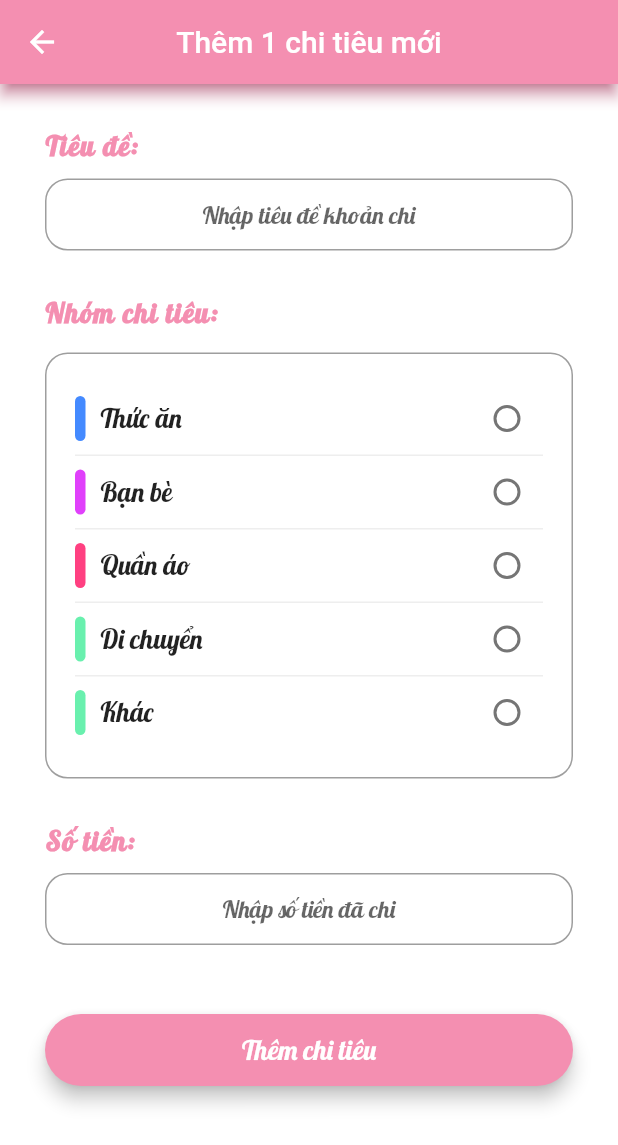
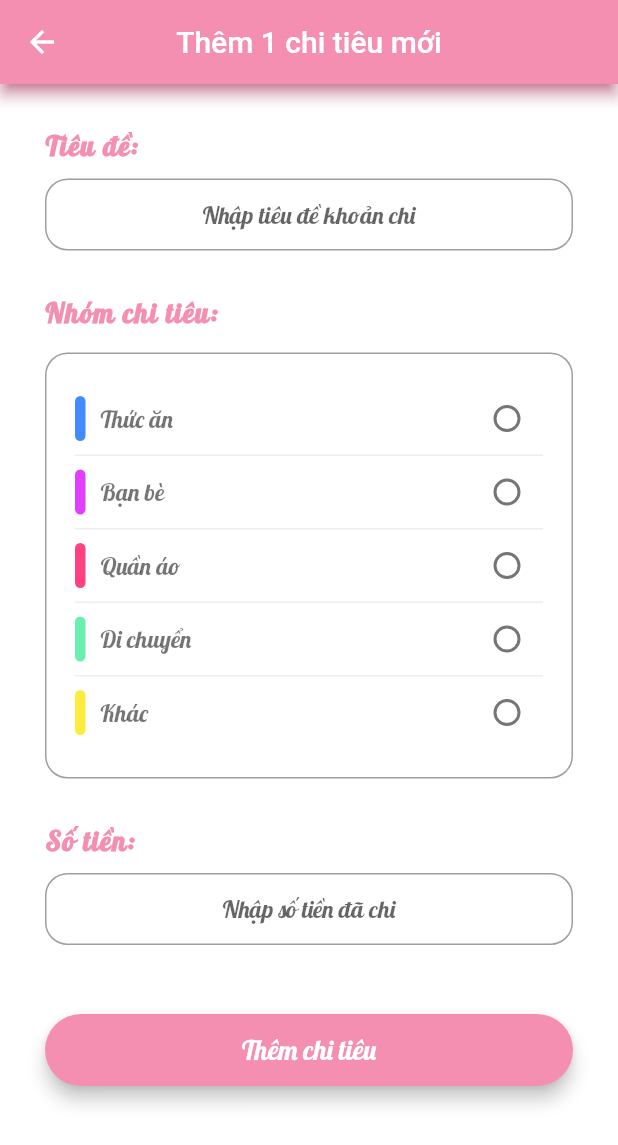
Before and after one commit to leaimy/AppQuanLyChiTieuCaNhan, a Flutter app: the ThemChiTieuPage screen opened directly, on a phone screen of 412 x 824 dp. Shown: the top 1145 px of the screen. Run offline on Flutter 3.47's test engine with Material 2 defaults, Android fonts, the phone set to English and light mode, and no system bars; our stand-ins replace date_time_picker, flutter_calendar_carousel, flutter_local_notifications, font_awesome_flutter, rxdart; network calls fail.

Commit message:
Đồng bộ màu icon 🐱‍🏍🐱‍🏍🐱‍🏍

```diff
--- a/quan_ly_chi_tieu_ca_nhan/lib/screens/chi_tieu/them_chi_tieu_page.dart
+++ b/quan_ly_chi_tieu_ca_nhan/lib/screens/chi_tieu/them_chi_tieu_page.dart
@@ -78,10 +78,7 @@ class ThemChiTieuPage extends StatelessWidget {
                                     SizedBox(width: 10.0),
                                     Text(
                                       'Thức ăn',
-                                      style: TextStyle(
-                                        fontFamily: 'Lobster',
-                                        fontSize: 18.0,
-                                      ),
+                                      style: kNguonThuItemStyle,
                                     ),
                                   ],
                                 ),
@@ -115,10 +112,7 @@ class ThemChiTieuPage extends StatelessWidget {
                                     SizedBox(width: 10.0),
                                     Text(
                                       'Bạn bè',
-                                      style: TextStyle(
-                                        fontFamily: 'Lobster',
-                                        fontSize: 18.0,
-                                      ),
+                                      style: kNguonThuItemStyle,
                                     ),
                                   ],
                                 ),
@@ -152,10 +146,7 @@ class ThemChiTieuPage extends StatelessWidget {
                                     SizedBox(width: 10.0),
                                     Text(
                                       'Quần áo',
-                                      style: TextStyle(
-                                        fontFamily: 'Lobster',
-                                        fontSize: 18.0,
-                                      ),
+                                      style: kNguonThuItemStyle,
                                     ),
                                   ],
                                 ),
@@ -189,10 +180,7 @@ class ThemChiTieuPage extends StatelessWidget {
                                     SizedBox(width: 10.0),
                                     Text(
                                       'Di chuyển',
-                                      style: TextStyle(
-                                        fontFamily: 'Lobster',
-                                        fontSize: 18.0,
-                                      ),
+                                      style: kNguonThuItemStyle,
                                     ),
                                   ],
                                 ),
@@ -218,7 +206,7 @@ class ThemChiTieuPage extends StatelessWidget {
                                       height: 30.0,
                                       width: 7.0,
                                       decoration: BoxDecoration(
-                                        color: Colors.greenAccent,
+                                        color: Colors.yellow,
                                         borderRadius:
                                             BorderRadius.circular(10.0),
                                       ),
@@ -226,10 +214,7 @@ class ThemChiTieuPage extends StatelessWidget {
                                     SizedBox(width: 10.0),
                                     Text(
                                       'Khác',
-                                      style: TextStyle(
-                                        fontFamily: 'Lobster',
-                                        fontSize: 18.0,
-                                      ),
+                                      style: kNguonThuItemStyle,
                                     ),
                                   ],
                                 ),
--- a/quan_ly_chi_tieu_ca_nhan/lib/screens/quan_ly_tien/quan_ly_tien_chi_tiet_page.dart
+++ b/quan_ly_chi_tieu_ca_nhan/lib/screens/quan_ly_tien/quan_ly_tien_chi_tiet_page.dart
@@ -69,7 +69,7 @@ class _QuanLyTienChiTietPageState extends State<QuanLyTienChiTietPage> {
       TransactionItem item = TransactionItem(
         barColor: colorPicker.random(),
         icon: nguonThu.icon,
-        iconColor: colorPicker.random(),
+        iconColor: nguonThu.iconColor,
         amount: '+ ${currencyFormat.format(nguonThu.soTien)}',
         title: '${nguonThu.nhom}',
         textColor: Colors.green,
@@ -88,7 +88,7 @@ class _QuanLyTienChiTietPageState extends State<QuanLyTienChiTietPage> {
       TransactionItem item = TransactionItem(
         barColor: colorPicker.random(),
         icon: khoanChi.icon,
-        iconColor: colorPicker.random(),
+        iconColor: khoanChi.iconColor,
         amount: '- ${currencyFormat.format(khoanChi.soTien)}',
         title: '${khoanChi.nhom}',
         textColor: Colors.red,
```
Also changed, not shown: quan_ly_chi_tieu_ca_nhan/lib/models/chi_tiet_chi_tieu.dart (+6 -5 lines), quan_ly_chi_tieu_ca_nhan/lib/models/quan_ly_tien_thong_ke_khoan_chi.dart (+15 -5 lines), quan_ly_chi_tieu_ca_nhan/lib/models/quan_ly_tien_thong_ke_nguon_thu.dart (+12 -3 lines), 1 other file.
